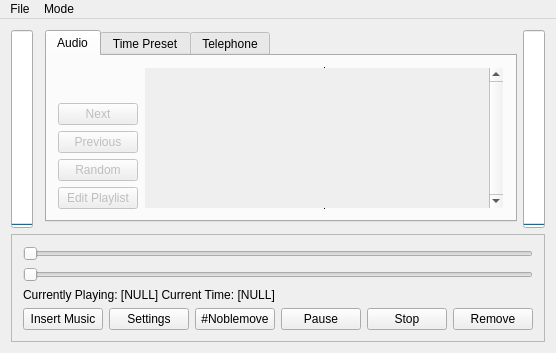
Above: IntercomMusicPlayer/mainwindow.ui from wiihoffmann/Intercom-Audioplayer before the change. Below: the same form after it.
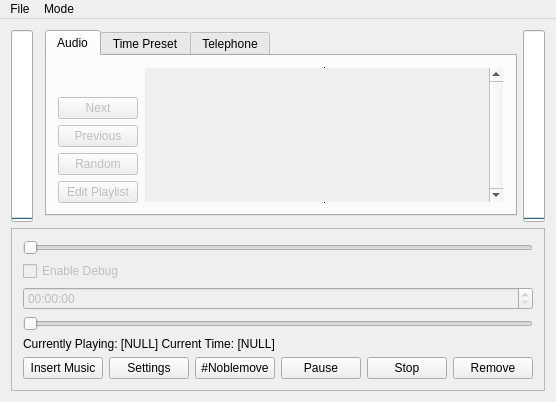
That is the form after the change.

The edit to the form file:
```diff
--- a/IntercomMusicPlayer/mainwindow.ui
+++ b/IntercomMusicPlayer/mainwindow.ui
@@ -7,7 +7,7 @@
     <x>0</x>
     <y>0</y>
     <width>524</width>
-    <height>353</height>
+    <height>396</height>
    </rect>
   </property>
   <property name="windowTitle">
@@ -27,75 +27,95 @@
        <enum>QFrame::Plain</enum>
       </property>
       <layout class="QGridLayout" name="gridLayout">
-       <item row="4" column="5">
-        <widget class="QPushButton" name="Remove_Button">
+       <item row="0" column="0" colspan="6">
+        <widget class="QSlider" name="Speed_Slider">
+         <property name="enabled">
+          <bool>false</bool>
+         </property>
+         <property name="minimum">
+          <number>1</number>
+         </property>
+         <property name="maximum">
+          <number>255</number>
+         </property>
+         <property name="orientation">
+          <enum>Qt::Horizontal</enum>
+         </property>
+        </widget>
+       </item>
+       <item row="6" column="1">
+        <widget class="QPushButton" name="Setting_Button">
          <property name="text">
-          <string>Remove</string>
+          <string>Settings</string>
          </property>
         </widget>
        </item>
-       <item row="4" column="2">
+       <item row="6" column="2">
         <widget class="QPushButton" name="Secret_Button">
          <property name="text">
           <string>#Noblemove</string>
          </property>
         </widget>
        </item>
-       <item row="1" column="0" colspan="6">
-        <widget class="QSlider" name="Time_Slider">
-         <property name="orientation">
-          <enum>Qt::Horizontal</enum>
+       <item row="6" column="5">
+        <widget class="QPushButton" name="Remove_Button">
+         <property name="text">
+          <string>Remove</string>
          </property>
         </widget>
        </item>
        <item row="3" column="0" colspan="6">
+        <widget class="QSlider" name="Time_Slider">
+         <property name="orientation">
+          <enum>Qt::Horizontal</enum>
+         </property>
+        </widget>
+       </item>
+       <item row="5" column="0" colspan="6">
         <widget class="QLabel" name="Status_Label">
          <property name="text">
           <string>Currently Playing: [NULL] Current Time: [NULL]</string>
          </property>
         </widget>
        </item>
-       <item row="4" column="3">
+       <item row="6" column="3">
         <widget class="QPushButton" name="Pause_Button">
          <property name="text">
           <string>Pause</string>
          </property>
         </widget>
        </item>
-       <item row="4" column="0">
-        <widget class="QPushButton" name="ISound_Button">
-         <property name="text">
-          <string>Insert Music</string>
-         </property>
-        </widget>
-       </item>
-       <item row="4" column="4">
+       <item row="6" column="4">
         <widget class="QPushButton" name="Stop_Button">
          <property name="text">
           <string>Stop</string>
          </property>
         </widget>
        </item>
-       <item row="4" column="1">
-        <widget class="QPushButton" name="Setting_Button">
+       <item row="6" column="0">
+        <widget class="QPushButton" name="ISound_Button">
          <property name="text">
-          <string>Settings</string>
+          <string>Insert Music</string>
          </property>
         </widget>
        </item>
-       <item row="0" column="0" colspan="6">
-        <widget class="QSlider" name="Speed_Slider">
+       <item row="2" column="0" colspan="6">
+        <widget class="QTimeEdit" name="debug_timeEdit">
          <property name="enabled">
-          <bool>true</bool>
+          <bool>false</bool>
          </property>
-         <property name="minimum">
-          <number>1</number>
+         <property name="displayFormat">
+          <string>hh:mm:ss</string>
          </property>
-         <property name="maximum">
-          <number>255</number>
+        </widget>
+       </item>
+       <item row="1" column="0" colspan="6">
+        <widget class="QCheckBox" name="debugEnable_checkBox">
+         <property name="enabled">
+          <bool>false</bool>
          </property>
-         <property name="orientation">
-          <enum>Qt::Horizontal</enum>
+         <property name="text">
+          <string>Enable Debug</string>
          </property>
         </widget>
        </item>
@@ -186,7 +206,7 @@
              <x>0</x>
              <y>0</y>
              <width>322</width>
-             <height>144</height>
+             <height>138</height>
             </rect>
            </property>
           </widget>
```
Left out of the diff: 2 changed lines with no effect on the pictures.
